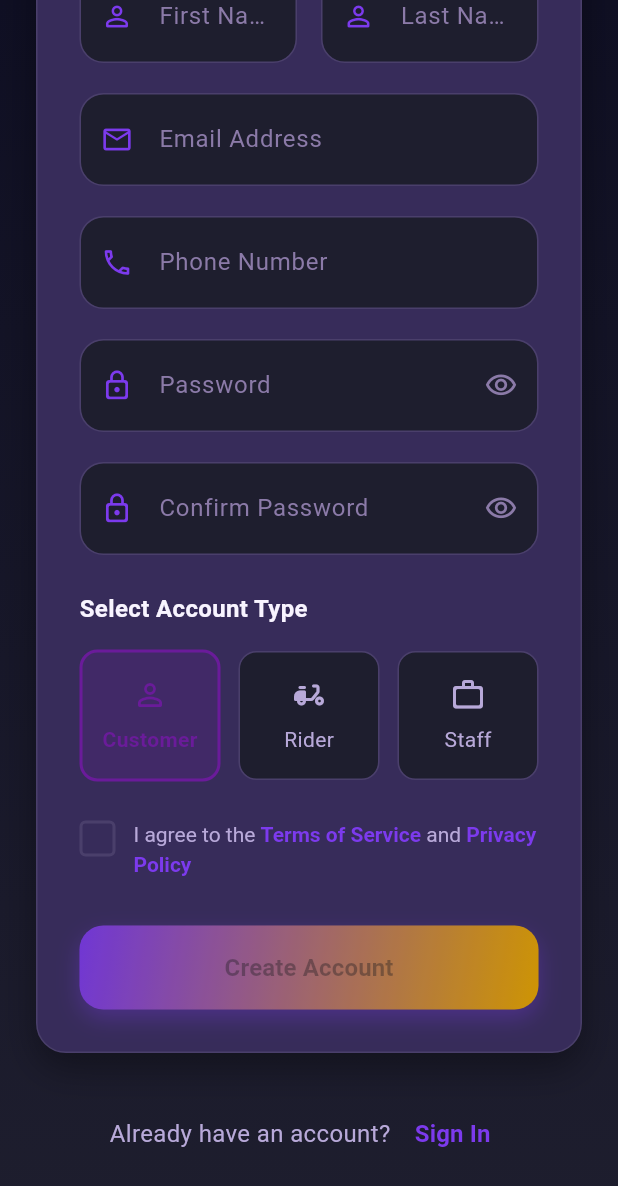
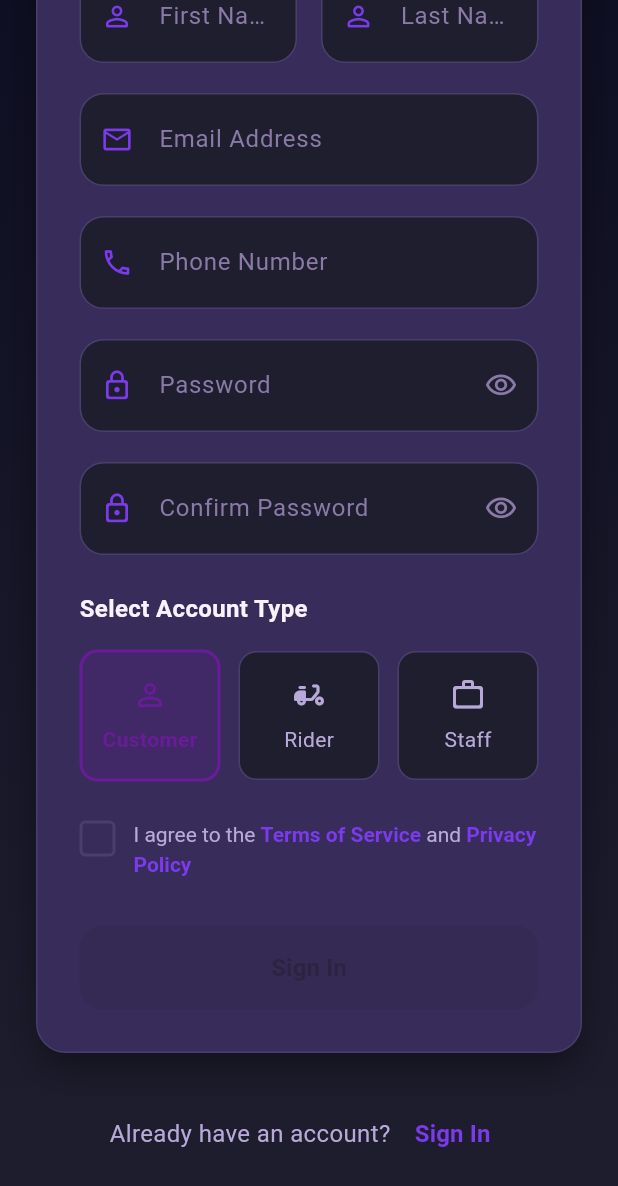
Before and after one commit to kusha2000/DeliveryNow_app, a Flutter app: the SignUpScreen screen opened directly, scrolled down 400 dp, on a phone screen of 412 x 824 dp. Shown: the top 1186 px of the screen. Run offline on Flutter 3.47's test engine with Material 3 defaults, Android fonts, the phone set to English and light mode, and no system bars; our stand-ins replace cloud_firestore, firebase_auth, firebase_core, fl_chart, flutter_dotenv, flutter_image_compress and 8 more; missing offline and left inert: flutter_polyline_points, flutter_sound, mailer, record; accounts and stored records are empty; network calls fail.

Commit message:
Add Some Styles

```diff
--- a/lib/screens/Auth/signup_screen.dart
+++ b/lib/screens/Auth/signup_screen.dart
@@ -16,7 +16,8 @@ class _SignUpScreenState extends State<SignUpScreen> {
   final TextEditingController _emailController = TextEditingController();
   final TextEditingController _phoneController = TextEditingController();
   final TextEditingController _passwordController = TextEditingController();
-  final TextEditingController _confirmPasswordController = TextEditingController();
+  final TextEditingController _confirmPasswordController =
+      TextEditingController();
   final AuthService _authServices = AuthService();
 
   String _selectedUserType = 'customer';
@@ -288,7 +289,8 @@ class _SignUpScreenState extends State<SignUpScreen> {
             icon: Icons.lock_outline_rounded,
             isPassword: true,
             isVisible: _isPasswordVisible,
-            onToggleVisibility: () => setState(() => _isPasswordVisible = !_isPasswordVisible),
+            onToggleVisibility: () =>
+                setState(() => _isPasswordVisible = !_isPasswordVisible),
           ),
 
           const SizedBox(height: 20),
@@ -299,7 +301,8 @@ class _SignUpScreenState extends State<SignUpScreen> {
             icon: Icons.lock_outline_rounded,
             isPassword: true,
             isVisible: _isConfirmPasswordVisible,
-            onToggleVisibility: () => setState(() => _isConfirmPasswordVisible = !_isConfirmPasswordVisible),
+            onToggleVisibility: () => setState(
+                () => _isConfirmPasswordVisible = !_isConfirmPasswordVisible),
           ),
 
           const SizedBox(height: 24),
@@ -392,11 +395,17 @@ class _SignUpScreenState extends State<SignUpScreen> {
         const SizedBox(height: 16),
         Row(
           children: [
-            Expanded(child: _buildUserTypeButton('Customer', 'customer', AppColors.customerColor)),
+            Expanded(
+                child: _buildUserTypeButton(
+                    'Customer', 'customer', AppColors.customerColor)),
             const SizedBox(width: 12),
-            Expanded(child: _buildUserTypeButton('Rider', 'rider', AppColors.riderColor)),
+            Expanded(
+                child: _buildUserTypeButton(
+                    'Rider', 'rider', AppColors.riderColor)),
             const SizedBox(width: 12),
-            Expanded(child: _buildUserTypeButton('Staff', 'staff', AppColors.staffColor)),
+            Expanded(
+                child: _buildUserTypeButton(
+                    'Staff', 'staff', AppColors.staffColor)),
           ],
         ),
       ],
@@ -420,8 +429,10 @@ class _SignUpScreenState extends State<SignUpScreen> {
         child: Column(
           children: [
             Icon(
-              type == 'customer' ? Icons.person_outline_rounded
-                  : type == 'rider' ? Icons.delivery_dining_rounded
+              type == 'customer'
+                  ? Icons.person_outline_rounded
+                  : type == 'rider'
+                      ? Icons.delivery_dining_rounded
                       : Icons.work_outline_rounded,
               color: isSelected ? color : AppColors.textSecondaryColor,
               size: 24,
@@ -450,10 +461,13 @@ class _SignUpScreenState extends State<SignUpScreen> {
           decoration: BoxDecoration(
             borderRadius: BorderRadius.circular(4),
             border: Border.all(
-              color: _isTermsAccepted ? AppColors.primaryColor : AppColors.borderColor,
+              color: _isTermsAccepted
+                  ? AppColors.primaryColor
+                  : AppColors.borderColor,
               width: 2,
             ),
-            color: _isTermsAccepted ? AppColors.primaryColor : Colors.transparent,
+            color:
+                _isTermsAccepted ? AppColors.primaryColor : Colors.transparent,
           ),
           child: InkWell(
             onTap: () => setState(() => _isTermsAccepted = !_isTermsAccepted),
@@ -462,7 +476,8 @@ class _SignUpScreenState extends State<SignUpScreen> {
               width: 20,
               height: 20,
               child: _isTermsAccepted
-                ? const Icon(Icons.check, color: AppColors.whiteColor, size: 14)
+                  ? const Icon(Icons.check,
+                      color: AppColors.whiteColor, size: 14)
                   : null,
             ),
           ),
@@ -505,28 +520,17 @@ class _SignUpScreenState extends State<SignUpScreen> {
   }
 
   Widget _buildSignUpButton() {
-    return Container(
-      decoration: BoxDecoration(
-        gradient: AppColors.primaryGradient,
-        borderRadius: BorderRadius.circular(16),
-        boxShadow: [
-          BoxShadow(
-            color: AppColors.primaryColor.withOpacity(0.3),
-            blurRadius: 12,
-            offset: const Offset(0, 6),
-          ),
-        ],
-      ),
-      child: ElevatedButton(
+    return ElevatedButton(
       onPressed: (_isLoading || !_isTermsAccepted) ? null : _handleSignUp,
       style: ElevatedButton.styleFrom(
-          backgroundColor: Colors.transparent,
+        backgroundColor: AppColors.primaryColor,
         foregroundColor: AppColors.whiteColor,
-          shadowColor: Colors.transparent,
         minimumSize: const Size(double.infinity, 56),
         shape: RoundedRectangleBorder(
           borderRadius: BorderRadius.circular(16),
         ),
+        elevation: 0,
+        shadowColor: Colors.transparent,
       ),
       child: _isLoading
           ? const SizedBox(
@@ -538,11 +542,10 @@ class _SignUpScreenState extends State<SignUpScreen> {
               ),
             )
           : const Text(
-                "Create Account",
+              "Sign In",
               style: TextStyle(
                 fontSize: 16,
                 fontWeight: FontWeight.w600,
-                ),
               ),
             ),
     );
--- a/lib/screens/Menus/customer_menu.dart
+++ b/lib/screens/Menus/customer_menu.dart
@@ -463,7 +463,7 @@ class _CustomerMenuState extends State<CustomerMenu>
               shaderCallback: (bounds) =>
                   AppColors.primaryGradient.createShader(bounds),
               child: const Text(
-                'Go Swift',
+                'DeliveryNow',
                 style: TextStyle(
                   fontSize: 32,
                   fontWeight: FontWeight.w900,
--- a/lib/utils/colors.dart
+++ b/lib/utils/colors.dart
@@ -3,6 +3,7 @@ import 'package:flutter/material.dart';
 final class AppColors {
   // Primary Colors - Beautiful Gold/Amber Theme
   static const Color primaryColor = Color(0xFF7C3AED);
+  static final Color secondaryColor = const Color(0xFF06B6D4);
   static const Color primaryDarkColor = Color(0xFFE6A500);
   static const Color primaryLightColor = Color(0xFFFFCA28);
   static const Color accentColor = Color(0xFF64FFDA);
```
Also changed, not shown: lib/screens/Menus/rider_menu.dart (+48 -13 lines), lib/utils/styles.dart (+19 -0 lines), 1 other file. Lines whose indentation alone changed are shown as unchanged.
